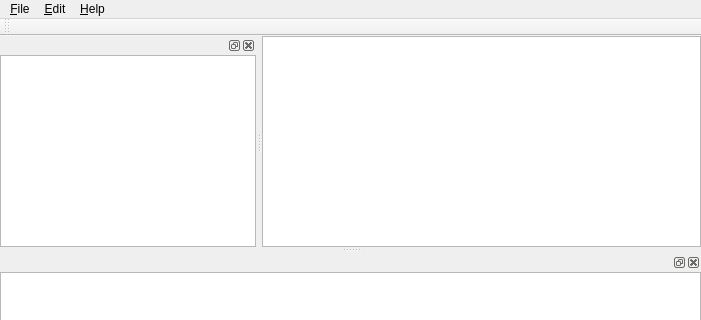
Above: src/mainwindow.ui from ambiesoft/SceneExplorer before the change; both pictures show x 0 to 701 and y 0 to 320 of the 701 by 486 pixel window. Below: the same form after it.
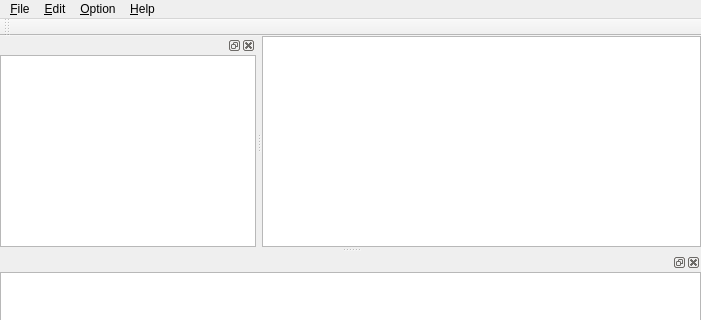
That is the form after the change.

The edit to the form file:
```diff
--- a/src/mainwindow.ui
+++ b/src/mainwindow.ui
@@ -66,7 +66,7 @@
      <x>0</x>
      <y>0</y>
      <width>701</width>
-     <height>20</height>
+     <height>21</height>
     </rect>
    </property>
    <widget class="QMenu" name="menu_File">
@@ -88,8 +88,15 @@
     </property>
     <addaction name="action_About"/>
    </widget>
+   <widget class="QMenu" name="menu_Option">
+    <property name="title">
+     <string>&amp;Option</string>
+    </property>
+    <addaction name="action_Options"/>
+   </widget>
    <addaction name="menu_File"/>
    <addaction name="menu_Edit"/>
+   <addaction name="menu_Option"/>
    <addaction name="menu_Help"/>
   </widget>
   <widget class="QToolBar" name="mainToolBar">
```
Left out of the diff: 14 changed lines with no effect on the pictures.
